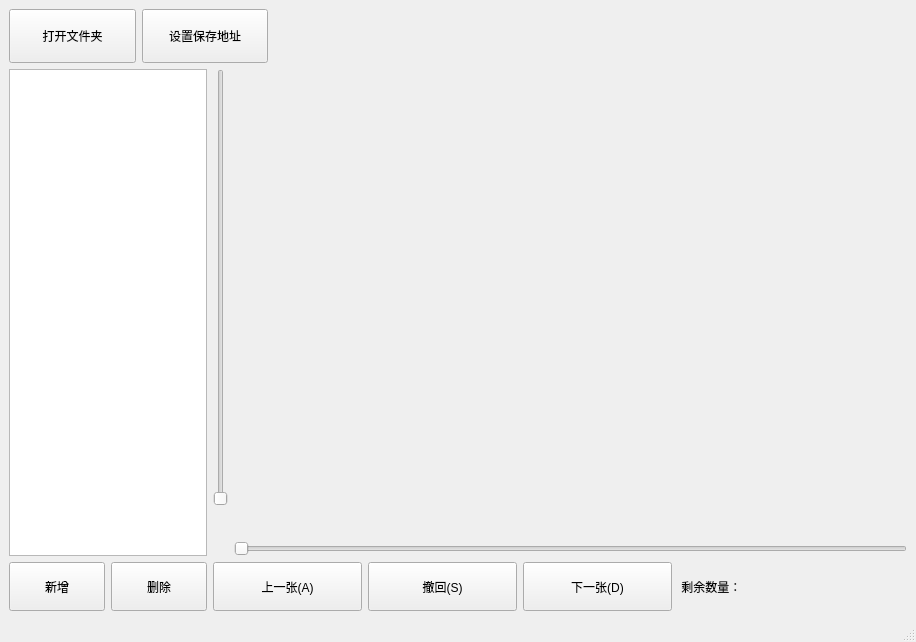
Qt form CleanWindow.ui (VerySeriousMan/data_clean) before a commit.
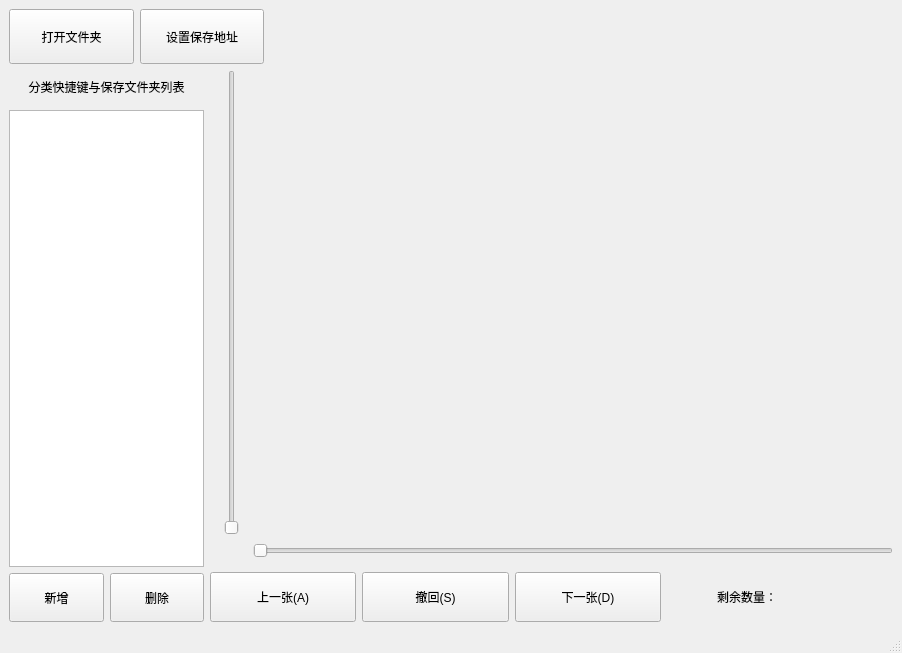
The same form after that commit.

```diff
--- a/CleanWindow.ui
+++ b/CleanWindow.ui
@@ -6,8 +6,8 @@
    <rect>
     <x>0</x>
     <y>0</y>
-    <width>916</width>
-    <height>642</height>
+    <width>902</width>
+    <height>653</height>
    </rect>
   </property>
   <property name="sizePolicy">
@@ -73,7 +73,23 @@
     <item>
      <layout class="QHBoxLayout" name="horizontalLayout_4" stretch="2,7">
       <item>
-       <layout class="QVBoxLayout" name="verticalLayout" stretch="10,1">
+       <layout class="QVBoxLayout" name="verticalLayout" stretch="7,93,10">
+        <item>
+         <widget class="QLabel" name="label_3">
+          <property name="sizePolicy">
+           <sizepolicy hsizetype="Expanding" vsizetype="Expanding">
+            <horstretch>0</horstretch>
+            <verstretch>0</verstretch>
+           </sizepolicy>
+          </property>
+          <property name="text">
+           <string>分类快捷键与保存文件夹列表</string>
+          </property>
+          <property name="alignment">
+           <set>Qt::AlignCenter</set>
+          </property>
+         </widget>
+        </item>
         <item>
          <widget class="QListWidget" name="classify_buttons_listWidget"/>
         </item>
@@ -113,12 +129,15 @@
        <layout class="QVBoxLayout" name="verticalLayout_4" stretch="10,1">
         <item>
          <layout class="QHBoxLayout" name="horizontalLayout_3" stretch="1,15">
+          <property name="spacing">
+           <number>0</number>
+          </property>
           <item>
-           <layout class="QVBoxLayout" name="verticalLayout_3" stretch="10,1">
+           <layout class="QVBoxLayout" name="verticalLayout_3" stretch="15,1">
             <item>
              <widget class="QSlider" name="image_size_verticalSlider">
               <property name="sizePolicy">
-               <sizepolicy hsizetype="Fixed" vsizetype="Expanding">
+               <sizepolicy hsizetype="Expanding" vsizetype="Expanding">
                 <horstretch>0</horstretch>
                 <verstretch>0</verstretch>
                </sizepolicy>
@@ -131,7 +150,7 @@
             <item>
              <widget class="QLabel" name="label">
               <property name="sizePolicy">
-               <sizepolicy hsizetype="Fixed" vsizetype="Preferred">
+               <sizepolicy hsizetype="Expanding" vsizetype="Expanding">
                 <horstretch>0</horstretch>
                 <verstretch>0</verstretch>
                </sizepolicy>
@@ -145,6 +164,12 @@
           </item>
           <item>
            <layout class="QVBoxLayout" name="verticalLayout_2" stretch="15,1">
+            <property name="spacing">
+             <number>6</number>
+            </property>
+            <property name="sizeConstraint">
+             <enum>QLayout::SetDefaultConstraint</enum>
+            </property>
             <item>
              <widget class="QLabel" name="image_label">
               <property name="sizePolicy">
@@ -170,7 +195,7 @@
             <item>
              <widget class="QSlider" name="image_size_horizontalSlider">
               <property name="sizePolicy">
-               <sizepolicy hsizetype="Expanding" vsizetype="Fixed">
+               <sizepolicy hsizetype="Expanding" vsizetype="Expanding">
                 <horstretch>0</horstretch>
                 <verstretch>0</verstretch>
                </sizepolicy>
@@ -266,6 +291,9 @@
             <property name="text">
              <string> 剩余数量：</string>
             </property>
+            <property name="alignment">
+             <set>Qt::AlignRight|Qt::AlignTrailing|Qt::AlignVCenter</set>
+            </property>
            </widget>
           </item>
           <item>
```
Left out of the diff: 2 changed lines with no effect on the pictures.
